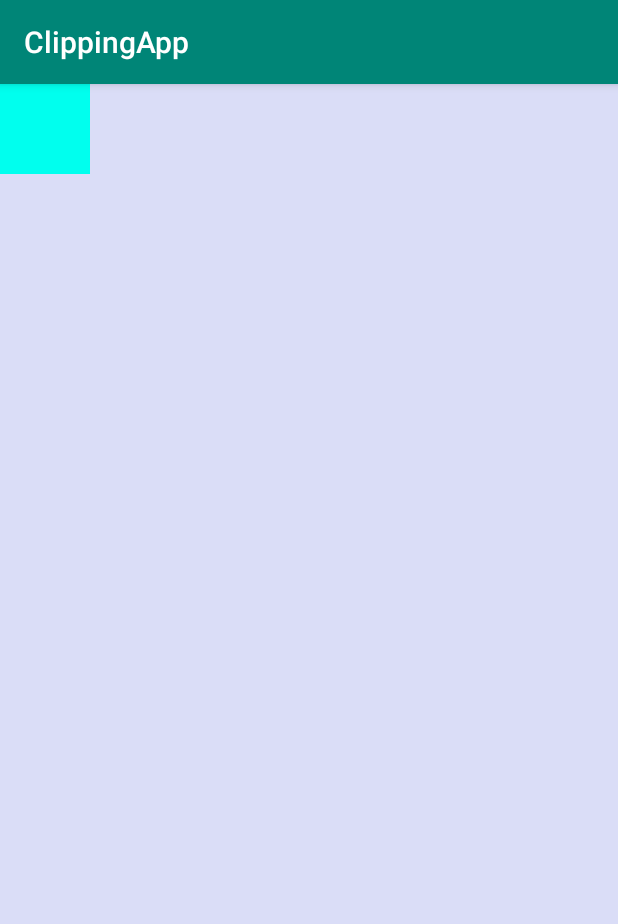
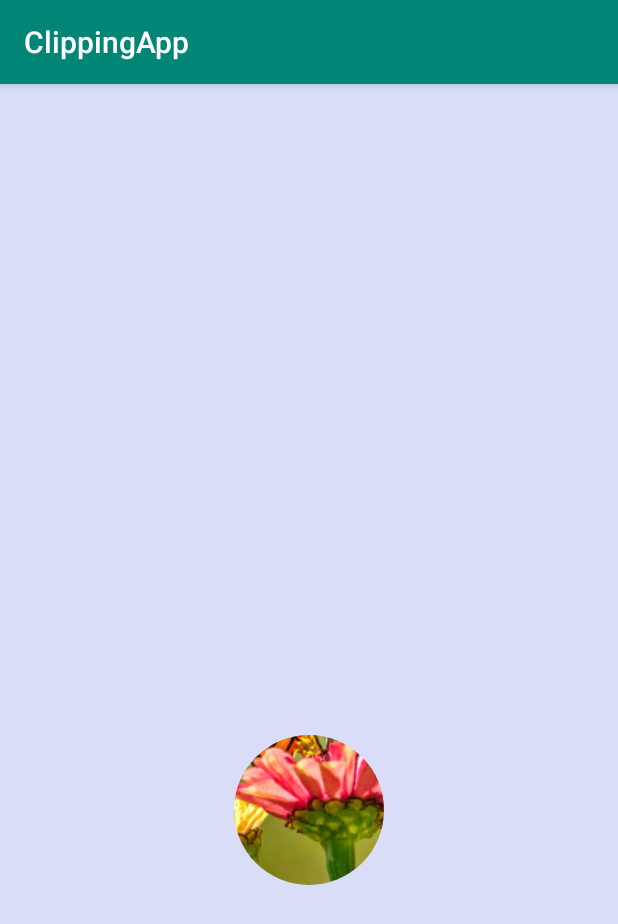
Before and after one commit to PalakSDarji/ClippingApp, an Android app: the screen it shows after launch (MainActivity), on a phone screen of 412 x 824 dp. Shown: the top 924 px of the screen. Run offline under Robolectric (Android 15) with nearby library versions, the phone set to English and light mode, and no system bars.

Commit message:
circle set to bottom

```diff
--- a/app/src/main/java/com/feedr/blog/clippingapp/RoundClipper.kt
+++ b/app/src/main/java/com/feedr/blog/clippingapp/RoundClipper.kt
@@ -5,14 +5,11 @@ import android.animation.AnimatorSet
 import android.animation.ObjectAnimator
 import android.content.Context
 import android.graphics.*
-import android.graphics.drawable.BitmapDrawable
 import android.graphics.drawable.Drawable
 import android.util.AttributeSet
 import android.view.MotionEvent
 import android.view.View
 import android.view.animation.AccelerateDecelerateInterpolator
-import android.graphics.BitmapFactory
-import android.graphics.Bitmap
 import android.graphics.RectF
 import android.util.TypedValue
 
@@ -22,20 +19,34 @@ class RoundClipper : View {
     private var animating: Boolean = false
     private var isOpen: Boolean = false
     private lateinit var bgRect: Rect
-    private lateinit var bgRectF: RectF
     private lateinit var clipRectF: RectF
     private lateinit var bgPaint: Paint
     private lateinit var clipPath: Path
 
-    private var cornerRadiusX : Float = 50F
-    private var cornerRadiusY : Float = 50F
+    private var cornerRadius : Float = 0f
 
-    private var clipRight : Float = 160f
-    private var clipBottom : Float = 160F
+    private var clipLeft : Float = 0F
+    private var clipTop : Float = 0f
+    private var clipRight : Float = 0f
+    private var clipBottom : Float = 0f
+
+    private var startClipLeft : Float = 0F
+    private var startClipTop : Float = 0f
+    private var startClipRight : Float = 0f
+
+    private var circleSize : Int = 0
 
     private lateinit var drawable: Drawable
 
     private lateinit var animatorSet : AnimatorSet
+
+    private var objectAnimatorTop = ObjectAnimator()
+
+    private var objectAnimatorLeft = ObjectAnimator()
+
+    private var objectAnimatorRight = ObjectAnimator()
+
+    private var objectAnimatorCornerRadius = ObjectAnimator()
 
     constructor(context: Context) : super(context) {
         init(null)
@@ -53,7 +64,7 @@ class RoundClipper : View {
             borderPadding = typedArray.getDimensionPixelSize(R.styleable.RoundClipper_switch_inner_padding, 5)*/
         }
     }
-
+/*
     override fun onMeasure(widthMeasureSpec: Int, heightMeasureSpec: Int) {
 
         //These are just best looking reference dimens to set the height of the view according to given width.
@@ -83,7 +94,7 @@ class RoundClipper : View {
         height = width * desiredHeight / desiredWidth
 
         setMeasuredDimension(width, width)
-    }
+    }*/
 
 
     override fun onSizeChanged(w: Int, h: Int, oldw: Int, oldh: Int) {
@@ -94,30 +105,86 @@ class RoundClipper : View {
 
     private fun createBg() {
 
-        bgRectF = RectF(100f, 100f, 400F, 400f)
-        bgRect = Rect(100, 100, 400, 400)
+        circleSize = width/3
 
-        clipRectF = RectF(100f, 100f, clipRight, clipBottom)
+        bgRect = Rect(0, 0, width, height)
+
+        clipTop = circleSize.toFloat()
+        clipLeft = circleSize.toFloat()
+        clipRight = circleSize.toFloat()
+
+        clipRectF = RectF(getClipLeft(), getClipTop(), getClipRight(), getClipBottom())
+
+        startClipTop = clipRectF.top
+        startClipLeft = clipRectF.left
+        startClipRight = clipRectF.right
 
         bgPaint = Paint(Paint.ANTI_ALIAS_FLAG)
         bgPaint!!.color = Color.BLUE
 
+        drawable = resources.getDrawable(R.drawable.butterfly, null);
+        drawable.bounds = bgRect;
+
         animatorSet = AnimatorSet()
+        clipPath = Path()
 
-       // val bitmap = BitmapFactory.decodeResource(resources, R.drawable.butterfly)
-        drawable = resources.getDrawable(R.drawable.butterfly, null);
-        drawable.setBounds(bgRect);
+        cornerRadius = clipRectF.width()/2
 
-        clipPath = Path()
+        initAnimators()
+    }
+
+    private fun initAnimators() {
+
+        objectAnimatorTop.target = this
+        objectAnimatorTop.propertyName = "clipTop"
+        objectAnimatorTop.duration = 500
+        objectAnimatorTop.interpolator = AccelerateDecelerateInterpolator()
+
+        objectAnimatorLeft.target = this
+        objectAnimatorLeft.propertyName = "clipLeft"
+        objectAnimatorLeft.duration = 500
+        objectAnimatorLeft.interpolator = AccelerateDecelerateInterpolator()
+
+        objectAnimatorRight.target = this
+        objectAnimatorRight.propertyName = "clipRight"
+        objectAnimatorRight.duration = 500
+        objectAnimatorRight.interpolator = AccelerateDecelerateInterpolator()
+
+        objectAnimatorCornerRadius.target = this
+        objectAnimatorCornerRadius.propertyName = "cornerRadius"
+        objectAnimatorCornerRadius.duration = 500
+        objectAnimatorCornerRadius.interpolator = AccelerateDecelerateInterpolator()
+    }
+
+    private fun getClipLeft() : Float{
+        return (width/2) - (clipLeft/2)
+    }
+
+    private fun getClipTop() : Float{
+        return (height - clipTop)
+    }
+
+    private fun getClipRight() : Float{
+        return (height - clipRight)
+    }
+
+    private fun getClipBottom() : Float{
+        return height.toFloat()
     }
 
     override fun onDraw(canvas: Canvas) {
 
         clipPath.rewind()
-        clipRectF.right = clipRight
-        clipRectF.bottom = clipBottom
-        println("ClipppRectF : ${clipRectF.right} ${clipRectF.bottom} ")
-        clipPath.addRoundRect(clipRectF, cornerRadiusX, cornerRadiusY, Path.Direction.CCW)
+
+        if(animating){
+            clipRectF.top = clipTop
+            clipRectF.left = clipLeft
+            clipRectF.right = clipRight
+        }
+
+        println("ClipppRectF : ${clipRectF.left} ${clipRectF.top} ${clipRectF.right} ${clipRectF.bottom} ")
+
+        clipPath.addRoundRect(clipRectF, cornerRadius, cornerRadius, Path.Direction.CCW)
 
         canvas.clipPath(clipPath)
         //canvas.clipRect(clipRectF)
@@ -125,8 +192,7 @@ class RoundClipper : View {
         //canvas.drawRoundRect(bgRectF,cornerRadiusX,cornerRadiusY,bgPaint)
 
         drawable.draw(canvas)
-
-        //super.onDraw(canvas)
+        super.onDraw(canvas)
     }
 
     override fun onTouchEvent(event: MotionEvent): Boolean {
@@ -147,23 +213,13 @@ class RoundClipper : View {
 
     private fun animateToOpen(){
 
-        val objectAnimatorX = ObjectAnimator.ofFloat(this, "clipRight", 160f,400f)
-        objectAnimatorX.duration = 500
-        objectAnimatorX.interpolator = AccelerateDecelerateInterpolator()
+        objectAnimatorTop.setFloatValues(startClipTop,0f)
+        objectAnimatorLeft.setFloatValues(startClipLeft,0f)
+        objectAnimatorRight.setFloatValues(startClipRight,width.toFloat())
+        objectAnimatorCornerRadius.setFloatValues((circleSize/2).toFloat(),5f)
 
-        val objectAnimatorY = ObjectAnimator.ofFloat(this, "clipBottom", 160f,400f)
-        objectAnimatorY.duration = 500
-        objectAnimatorY.interpolator = AccelerateDecelerateInterpolator()
+        animatorSet!!.playTogether(objectAnimatorTop,objectAnimatorLeft,objectAnimatorRight,objectAnimatorCornerRadius)
 
-        val objectAnimatorCornerRadiusX = ObjectAnimator.ofFloat(this, "cornerRadiusX", 50f,5f)
-        objectAnimatorCornerRadiusX.duration = 500
-        objectAnimatorCornerRadiusX.interpolator = AccelerateDecelerateInterpolator()
-
-        val objectAnimatorCornerRadiusY = ObjectAnimator.ofFloat(this, "cornerRadiusY", 50f,5f)
-        objectAnimatorCornerRadiusY.duration = 500
-        objectAnimatorCornerRadiusY.interpolator = AccelerateDecelerateInterpolator()
-
-        animatorSet!!.playTogether(objectAnimatorX,objectAnimatorY,objectAnimatorCornerRadiusX,objectAnimatorCornerRadiusY)
         animatorSet!!.addListener(object : Animator.AnimatorListener {
             override fun onAnimationStart(animator: Animator) {
                 animating = true
@@ -178,30 +234,22 @@ class RoundClipper : View {
 
             override fun onAnimationRepeat(animator: Animator) {}
         })
+
         animatorSet!!.start()
 
     }
 
     private fun animateToClose(){
 
-        animatorSet = AnimatorSet()
-        val objectAnimatorX = ObjectAnimator.ofFloat(this, "clipRight", 400f,160f)
-        objectAnimatorX.duration = 500
-        objectAnimatorX.interpolator = AccelerateDecelerateInterpolator()
+        animatorSet.cancel()
 
-        val objectAnimatorY = ObjectAnimator.ofFloat(this, "clipBottom", 400f,160f)
-        objectAnimatorY.duration = 500
-        objectAnimatorY.interpolator = AccelerateDecelerateInterpolator()
+        objectAnimatorTop.setFloatValues(0f,startClipTop)
+        objectAnimatorLeft.setFloatValues(0f,startClipLeft)
+        objectAnimatorRight.setFloatValues(width.toFloat(),startClipRight)
+        objectAnimatorCornerRadius.setFloatValues(5f,(circleSize/2).toFloat())
 
-        val objectAnimatorCornerRadiusX = ObjectAnimator.ofFloat(this, "cornerRadiusX", 5f,50f)
-        objectAnimatorCornerRadiusX.duration = 500
-        objectAnimatorCornerRadiusX.interpolator = AccelerateDecelerateInterpolator()
+        animatorSet!!.playTogether(objectAnimatorTop,objectAnimatorLeft,objectAnimatorRight,objectAnimatorCornerRadius)
 
-        val objectAnimatorCornerRadiusY = ObjectAnimator.ofFloat(this, "cornerRadiusY", 5f,50f)
-        objectAnimatorCornerRadiusY.duration = 500
-        objectAnimatorCornerRadiusY.interpolator = AccelerateDecelerateInterpolator()
-
-        animatorSet!!.playTogether(objectAnimatorX,objectAnimatorY,objectAnimatorCornerRadiusX,objectAnimatorCornerRadiusY)
         animatorSet!!.addListener(object : Animator.AnimatorListener {
             override fun onAnimationStart(animator: Animator) {
                 animating = true
@@ -216,8 +264,19 @@ class RoundClipper : View {
 
             override fun onAnimationRepeat(animator: Animator) {}
         })
+
         animatorSet!!.start()
 
+    }
+
+    fun setClipTop(clipTop: Float) {
+        this.clipTop = clipTop
+        println("clipTop  $clipTop")
+    }
+
+    fun setClipLeft(clipLeft: Float) {
+        this.clipLeft = clipLeft
+        println("clipLeft  $clipLeft")
     }
 
     fun setClipRight(clipRight: Float) {
@@ -225,20 +284,15 @@ class RoundClipper : View {
         println("clipRight  $clipRight")
     }
 
-    fun setCornerRadiusX(cornerRadiusX: Float) {
-        this.cornerRadiusX = cornerRadiusX
-        println("cornerRadiusX  $cornerRadiusX")
-    }
-
-    fun setCornerRadiusY(cornerRadiusX: Float) {
-        this.cornerRadiusY = cornerRadiusX
-        println("cornerRadiusY  $cornerRadiusY")
+    fun setCornerRadius(cornerRadius: Float) {
+        this.cornerRadius = cornerRadius
+        println("cornerRadius  $cornerRadius")
+        invalidate()
     }
 
     fun setClipBottom(clipBottom: Float) {
         this.clipBottom = clipBottom
         println("clipBottom  $clipBottom")
-        invalidate()
     }
 
     fun dpToPx(dp: Int): Int {
--- a/app/src/main/res/layout/activity_main.xml
+++ b/app/src/main/res/layout/activity_main.xml
@@ -11,9 +11,9 @@
     <com.feedr.blog.clippingapp.RoundClipper
             app:layout_constraintStart_toStartOf="parent"
             app:layout_constraintTop_toTopOf="parent"
-            android:layout_width="60dp"
-            android:background="#0fe"
-            android:layout_height="60dp"
-    />
+            app:layout_constraintEnd_toEndOf="parent"
+            app:layout_constraintBottom_toBottomOf="parent"
+            android:layout_width="300dp"
+            android:layout_height="300dp"/>
 
 </androidx.constraintlayout.widget.ConstraintLayout>
```
